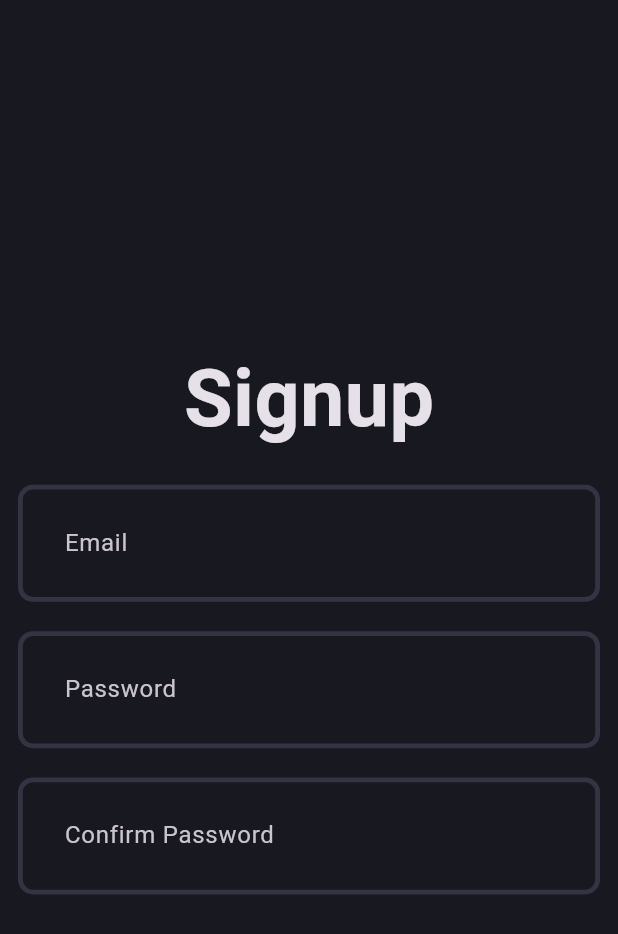
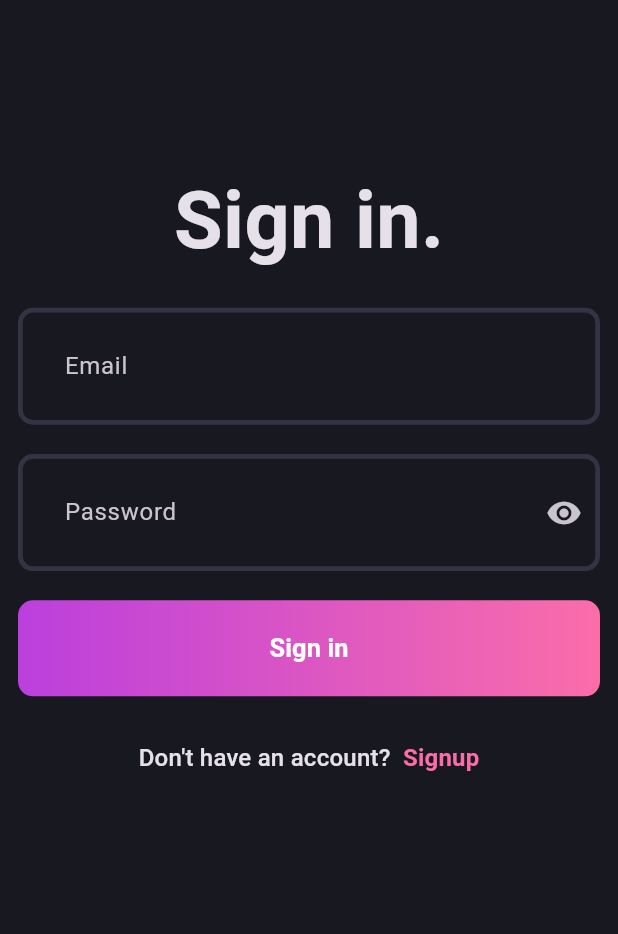
Before and after one commit to Ahmad61-6/flutter_tukitaki, a Flutter app: the screen it shows after launch, on a phone screen of 412 x 824 dp. Shown: the top 934 px of the screen. Run offline on Flutter 3.47's test engine with Material 3 defaults, Android fonts, the phone set to English and light mode, and no system bars; our stand-ins replace bloc, equatable, firebase_auth, firebase_core, firebase_storage, flutter_bloc and 8 more; accounts and stored records are empty; generated files the repository leaves out were written again.

Commit message:
auth clean architecture implement

```diff
--- a/clean_arch_blog_app/lib/app.dart
+++ b/clean_arch_blog_app/lib/app.dart
@@ -1,14 +1,18 @@
+import 'package:clean_arch_blog_app/core/bindings/controller_binder.dart';
 import 'package:clean_arch_blog_app/core/constants/app_sizer.dart';
+import 'package:clean_arch_blog_app/features/auth/presentation/pages/login_page.dart';
+import 'package:clean_arch_blog_app/routes/app_routes.dart';
 import 'package:flutter/cupertino.dart';
 import 'package:flutter/material.dart';
 import 'package:get/get.dart';
 import 'package:flutter/foundation.dart' as foundation;
 
 import 'core/theme/app_theme.dart';
-import 'features/auth/presentation/pages/signup_page.dart';
+
 class PlatformUtils {
   static bool get isIOS =>
       foundation.defaultTargetPlatform == TargetPlatform.iOS;
+
   static bool get isAndroid =>
       foundation.defaultTargetPlatform == TargetPlatform.android;
 }
@@ -18,16 +22,24 @@ class BlogApp extends StatelessWidget {
 
   @override
   Widget build(BuildContext context) {
-    return Sizer(builder: (context, orientation, deviceType){
-     return GetMaterialApp(
-        title: 'Blog app',
-        theme: AppTheme.darkThemeMode,
-        debugShowCheckedModeBanner: false,
-       defaultTransition:
-       PlatformUtils.isIOS ? Transition.cupertino : Transition.fade,
-        builder: (context, child) => PlatformUtils.isIOS ? CupertinoTheme(data: CupertinoThemeData(), child: child!,) : child!,
-        home: const SignupPage(),
-      );
-    });
+    return Sizer(
+      builder: (context, orientation, deviceType) {
+        return GetMaterialApp(
+          title: 'Blog app',
+          theme: AppTheme.darkThemeMode,
+          debugShowCheckedModeBanner: false,
+          initialBinding: ControllerBinder(),
+          getPages: AppRoutes.routes,
+          defaultTransition: PlatformUtils.isIOS
+              ? Transition.cupertino
+              : Transition.rightToLeft,
+          builder: (context, child) => PlatformUtils.isIOS
+              ? CupertinoTheme(data: CupertinoThemeData(), child: child!)
+              : child!,
+          transitionDuration: const Duration(milliseconds: 100),
+          home: const LoginPage(),
+        );
+      },
+    );
   }
 }
--- /dev/null
+++ b/clean_arch_blog_app/lib/core/bindings/controller_binder.dart
@@ -0,0 +1,13 @@
+import 'package:clean_arch_blog_app/features/auth/presentation/controllers/signup_page_controller.dart';
+import 'package:get/get.dart';
+
+import '../../features/auth/presentation/controllers/login_screen_controller.dart';
+
+class ControllerBinder extends Bindings {
+  @override
+  void dependencies() {
+    // TODO: implement dependencies
+    // Get.put(LoginScreenController());
+    // Get.put(SignupPageController());
+  }
+}
--- /dev/null
+++ b/clean_arch_blog_app/lib/core/error/exceptions.dart
@@ -0,0 +1,5 @@
+class ServerException implements Exception {
+  final String message;
+
+  ServerException(this.message);
+}
--- /dev/null
+++ b/clean_arch_blog_app/lib/core/error/failure.dart
@@ -0,0 +1,5 @@
+class Failure {
+  final String message;
+
+  Failure([this.message = 'An unexpected error occurred.']);
+}
--- /dev/null
+++ b/clean_arch_blog_app/lib/core/usecases/usecases.dart
@@ -0,0 +1,6 @@
+import 'package:clean_arch_blog_app/core/error/failure.dart';
+import 'package:fpdart/fpdart.dart';
+
+abstract interface class UseCases<SuccessType, Params> {
+  Future<Either<Failure, SuccessType>> call(Params params);
+}
--- /dev/null
+++ b/clean_arch_blog_app/lib/features/auth/presentation/controllers/login_screen_controller.dart
@@ -0,0 +1,15 @@
+import 'package:get/get.dart';
+
+class LoginScreenController extends GetxController {
+  final RxBool _obscureText = true.obs;
+
+  RxBool get obscureText => _obscureText;
+
+  void passwordVisibility() {
+    _obscureText.value = !_obscureText.value;
+  }
+
+  void resetVisibility() {
+    _obscureText.value = true;
+  }
+}
--- /dev/null
+++ b/clean_arch_blog_app/lib/features/auth/presentation/controllers/signup_page_controller.dart
@@ -0,0 +1,32 @@
+import 'package:clean_arch_blog_app/features/auth/domain/usecases/user_sing_up.dart';
+import 'package:clean_arch_blog_app/features/auth/presentation/pages/signup_page.dart';
+import 'package:get/get.dart';
+import 'package:get/get_state_manager/get_state_manager.dart';
+
+class SignupPageController extends GetxController {
+  final UserSingUp _userSingUp;
+
+  SignupPageController({required UserSingUp userSingUp})
+    : _userSingUp = userSingUp;
+
+  final RxBool _obscureText1 = true.obs;
+
+  RxBool get obscureText1 => _obscureText1;
+
+  final RxBool _obscureText2 = true.obs;
+
+  RxBool get obscureText2 => _obscureText2;
+
+  void changeVisibility(int fieldNo) {
+    if (fieldNo == 1) {
+      _obscureText1.value = !_obscureText1.value;
+    } else {
+      _obscureText2.value = !_obscureText2.value;
+    }
+  }
+
+  void resetVisibility() {
+    _obscureText1.value = true;
+    _obscureText2.value = true;
+  }
+}
--- /dev/null
+++ b/clean_arch_blog_app/lib/features/auth/presentation/pages/login_page.dart
@@ -0,0 +1,91 @@
+import 'package:clean_arch_blog_app/core/theme/app_colors.dart';
+import 'package:clean_arch_blog_app/core/utils/validators/app_validators.dart';
+import 'package:clean_arch_blog_app/features/auth/presentation/controllers/login_screen_controller.dart';
+import 'package:clean_arch_blog_app/routes/app_routes.dart';
+import 'package:flutter/material.dart';
+import 'package:get/get.dart';
+
+import '../../../../core/constants/app_sizer.dart';
+import '../../../../core/utils/device/device_utility.dart';
+import '../widgets/auth_field.dart';
+import '../widgets/auth_gradient_button.dart';
+
+class LoginPage extends StatefulWidget {
+  const LoginPage({super.key});
+
+  @override
+  State<LoginPage> createState() => _LoginPageState();
+}
+
+class _LoginPageState extends State<LoginPage> {
+  final _formKey = GlobalKey<FormState>();
+  final emailTEController = TextEditingController();
+  final passwordTEController = TextEditingController();
+  final loginController = Get.find<LoginScreenController>();
+
+  void _clearForm() {
+    emailTEController.clear();
+    passwordTEController.clear();
+  }
+
+  @override
+  Widget build(BuildContext context) {
+    return  GestureDetector(
+      onTap: () =>DeviceUtility.hideKeyboard(context),
+      child: Scaffold(
+        body: SingleChildScrollView(
+          child: SafeArea(
+            child: Padding(
+              padding: const EdgeInsets.all(12.0),
+              child: Form(
+                  key: _formKey,
+                child: Obx(()=>
+                    Column(
+
+                      mainAxisAlignment: .center,
+                      children: [
+                        SizedBox(height: 100.h,),
+                        Text("Sign in.",style: TextStyle(
+                            fontSize: 50.sp,
+                            fontWeight: FontWeight.bold
+                        ),),
+                        SizedBox(height: 20.h,),
+                        AuthField(hintText: 'Email',controller: emailTEController,validator: AppValidator.validateEmail,obscureText: false,)
+                        ,SizedBox(height: 20.h,),
+                        AuthField(hintText: 'Password',controller: passwordTEController,validator: AppValidator.validatePassword,obscureText: loginController.obscureText.value,suffixIcon: loginController.obscureText.value ? Icon(Icons.visibility) : Icon(Icons.visibility_off),onTap: loginController.passwordVisibility,),
+                        SizedBox(height: 20.h,),
+                        const AuthGradientButton(text: 'Sign in'),
+                        SizedBox(height: 30.h,),
+                        GestureDetector(
+                          onTap: ()=> Get.toNamed(AppRoutes.signupPage),
+                          child: RichText(text: TextSpan(
+                              text: 'Don\'t have an account?  ',style: Theme.of(context).textTheme.titleMedium,
+                              children: [
+                                TextSpan(
+                                    text: 'Signup',
+                                    style: Theme.of(context).textTheme.titleMedium!.copyWith(
+                                        color: AppColors.gradient2,
+                                        fontWeight: FontWeight.bold
+                                    )
+                                )
+                              ]
+                          )),
+                        )
+
+                      ],
+                    ),)
+              ),
+            ),
+          ),
+        ),
+      ),
+    );
+
+  }
+  @override
+  void dispose() {
+    emailTEController.dispose();
+    passwordTEController.dispose();
+    super.dispose();
+  }
+}
--- a/clean_arch_blog_app/lib/features/auth/presentation/widgets/auth_field.dart
+++ b/clean_arch_blog_app/lib/features/auth/presentation/widgets/auth_field.dart
@@ -2,16 +2,37 @@ import 'package:flutter/material.dart';
 
 class AuthField extends StatelessWidget {
   final String hintText;
+  final TextEditingController controller;
+  final String? Function(String?) validator;
+  final bool obscureText;
+  final Widget? suffixIcon;
+  final VoidCallback? onTap;
 
-  const AuthField({super.key, required this.hintText});
+  const AuthField({
+    super.key,
+    required this.hintText,
+    required this.controller,
+    required this.validator,
+    required this.obscureText,
+    this.suffixIcon,
+    this.onTap,
+  });
 
   @override
   Widget build(BuildContext context) {
     return TextFormField(
+      controller: controller,
+      obscureText: obscureText,
+      validator: validator,
       decoration: InputDecoration(
         hintText: hintText,
+        suffixIcon: suffixIcon != null
+            ? IconButton(
+          icon: suffixIcon!,
+          onPressed: onTap,
+        )
+            : null,
       ),
-
     );
   }
 }
--- /dev/null
+++ b/clean_arch_blog_app/lib/features/auth/presentation/widgets/auth_gradient_button.dart
@@ -0,0 +1,36 @@
+import 'package:flutter/material.dart';
+
+import '../../../../core/constants/app_sizer.dart';
+import '../../../../core/theme/app_colors.dart';
+
+class AuthGradientButton extends StatelessWidget {
+  final String text;
+  const AuthGradientButton({super.key, required this.text});
+
+  @override
+  Widget build(BuildContext context) {
+    return Container(
+      width: double.infinity,
+      padding: EdgeInsets.all(8),
+      decoration: BoxDecoration(
+        gradient: const LinearGradient(colors: [
+          AppColors.gradient1,
+          AppColors.gradient2,
+        ],
+          begin: Alignment.topLeft,
+          end: Alignment.topRight
+        ),
+        borderRadius: BorderRadius.circular(10)
+      ),
+      child: ElevatedButton(onPressed: (){},style: ElevatedButton.styleFrom(
+        backgroundColor: AppColors.transparentColor,
+        shadowColor: AppColors.transparentColor,
+      ), child:  Text(text,style: TextStyle(
+        color: AppColors.whiteColor,
+        fontSize: 16.sp,
+        fontWeight: FontWeight.bold
+      ),),
+      ),
+    );
+  }
+}
--- /dev/null
+++ b/clean_arch_blog_app/lib/routes/app_routes.dart
@@ -0,0 +1,17 @@
+import 'package:clean_arch_blog_app/features/auth/presentation/pages/login_page.dart';
+import 'package:get/get.dart';
+
+import '../features/auth/presentation/pages/signup_page.dart';
+
+class AppRoutes {
+  static String loginPage = "/loginPage";
+  static String signupPage = "/signupPage";
+  static String init = "/";
+
+
+  static List<GetPage> routes = [
+    GetPage(name: loginPage,page: () => const LoginPage()),
+    GetPage(name: signupPage,page: () => const SignupPage()),
+
+  ];
+}
--- a/clean_arch_blog_app/pubspec.yaml
+++ b/clean_arch_blog_app/pubspec.yaml
@@ -38,6 +38,10 @@ dependencies:
   firebase_core: ^4.4.0
   firebase_auth: ^6.1.4
   url_launcher: ^6.3.2
+  fpdart: ^1.2.0
+  cached_network_image: ^3.4.1
+  image_picker: ^1.2.1
+  firebase_storage: ^13.0.6
 
 dev_dependencies:
   flutter_test:
```
Also changed, not shown: clean_arch_blog_app/lib/core/utils/validators/app_validators.dart (added, +96 -0 lines), clean_arch_blog_app/lib/core/widgets/custom_app_bar.dart (added, +30 -0 lines), clean_arch_blog_app/lib/features/auth/data/data_sources/auth_remote_data_source.dart (added, +119 -0 lines), clean_arch_blog_app/lib/features/auth/data/repositories/auth_repository_impl.dart (added, +54 -0 lines), clean_arch_blog_app/lib/features/auth/domain/repositories/auth_repository.dart (added, +23 -0 lines), clean_arch_blog_app/lib/features/auth/domain/usecases/user_sing_up.dart (added, +36 -0 lines), clean_arch_blog_app/lib/features/auth/presentation/pages/signup_page.dart (+69 -13 lines), clean_arch_blog_app/lib/core/utils/device/device_utility.dart (renamed from clean_arch_blog_app/lib/core/device/device_utility.dart), clean_arch_blog_app/pubspec.lock, 5 other files.
